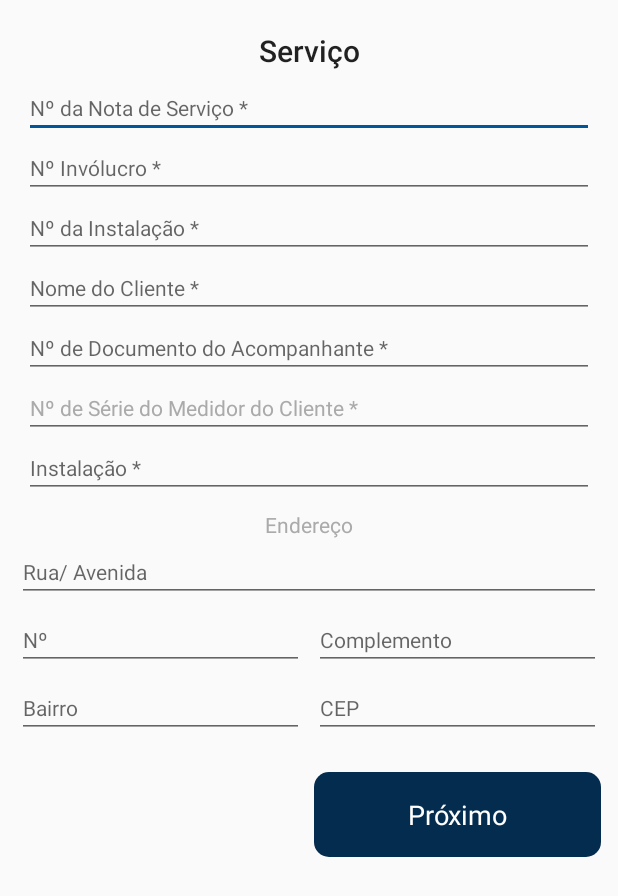
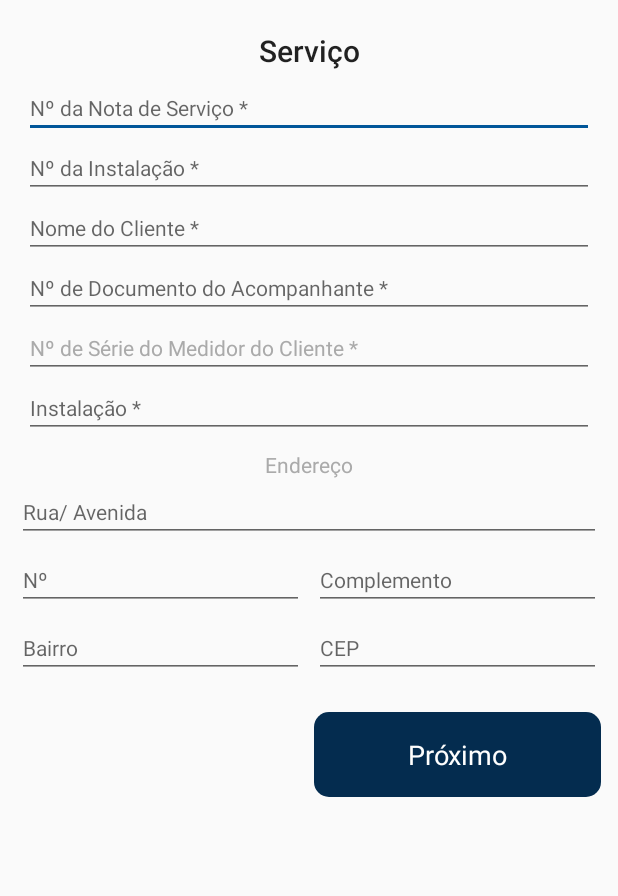
Before and after one commit to loraineduarte/ProjetoBalancaDePrecisao, an Android app: the ServicoActivity screen opened directly, with no data from a screen before it, on a phone screen of 412 x 824 dp. Shown: the top 896 px of the screen. Run offline under Robolectric (Android 15) with nearby library versions, the phone set to English and light mode, and no system bars; libraries missing offline, so code that uses them is left out: com.orhanobut.hawk; 2 statements that could not run were skipped.

```diff
--- a/app/src/main/java/com/memtpadraomonofasico/apppadromonofsico/Atividades/RelatorioVerificacao/ServicoActivity.java
+++ b/app/src/main/java/com/memtpadraomonofasico/apppadromonofsico/Atividades/RelatorioVerificacao/ServicoActivity.java
@@ -15,7 +15,7 @@ import com.orhanobut.hawk.NoEncryption;
 
 public class ServicoActivity extends AppCompatActivity {
 
-    private EditText numSerie, instalacao, numNotaServico, numInvolucro, numInstalacao, NomeCliente, NumDocumentoCliente, Rua, Numero, Complemento, Bairro, CEP;
+    private EditText numSerie, instalacao, numNotaServico, numInstalacao, NomeCliente, NumDocumentoCliente, Rua, Numero, Complemento, Bairro, CEP;
 
     @Override
     protected void onCreate(Bundle savedInstanceState) {
@@ -29,7 +29,6 @@ public class ServicoActivity extends AppCompatActivity {
         numSerie = findViewById(R.id.numSerie);
         instalacao = findViewById(R.id.Instalacao);
         numNotaServico = findViewById( R.id.NumNotaServico );
-        numInvolucro = findViewById( R.id.numInvolucro );
         numInstalacao = findViewById( R.id.NumInstalacao );
         NomeCliente = findViewById( R.id.NomeCliente );
         NumDocumentoCliente = findViewById( R.id.NumDocumentoCliente );
@@ -48,7 +47,7 @@ public class ServicoActivity extends AppCompatActivity {
                 Hawk.delete("NumeroSerieMedidor");
                 Hawk.delete("InstalacaoMedidor");
                 Hawk.delete("NumeroNotaServico");
-                Hawk.delete("NumeroInvolucro");
+
                 Hawk.delete("NumeroInstalacaoServico");
                 Hawk.delete("NomeClienteServico");
                 Hawk.delete("NumDocumentoCliente");
@@ -58,7 +57,7 @@ public class ServicoActivity extends AppCompatActivity {
                 Hawk.delete("BairroCliente");
                 Hawk.delete("CepCliente");
 
-                if ((numSerie.getText().length() == 0) || (instalacao.getText().length() == 0) || numNotaServico.getText().toString().isEmpty() || numInvolucro.getText().toString().isEmpty() || numInstalacao.getText().toString().isEmpty() ||
+                if ((numSerie.getText().length() == 0) || (instalacao.getText().length() == 0) || numNotaServico.getText().toString().isEmpty() || numInstalacao.getText().toString().isEmpty() ||
                         NomeCliente.getText().toString().isEmpty() || NumDocumentoCliente.getText().toString().isEmpty() ){
                     Toast.makeText(getApplicationContext(), "Sessão incompleta - Campo em Branco! ", Toast.LENGTH_LONG).show();
 
@@ -67,7 +66,7 @@ public class ServicoActivity extends AppCompatActivity {
                     Hawk.put("NumeroSerieMedidor", String.valueOf(numSerie.getText()));
                     Hawk.put("InstalacaoMedidor", String.valueOf(instalacao.getText()));
                     Hawk.put("NumeroNotaServico",String.valueOf(numNotaServico.getText()));
-                    Hawk.put("NumeroInvolucro",String.valueOf(numInvolucro.getText()));
+
                     Hawk.put("NumeroInstalacaoServico", String.valueOf(numInstalacao.getText()));
                     Hawk.put("NomeClienteServico", String.valueOf(NomeCliente.getText()));
                     Hawk.put("NumDocumentoCliente", String.valueOf(NumDocumentoCliente.getText()));
@@ -96,7 +95,6 @@ public class ServicoActivity extends AppCompatActivity {
         savedInstanceState.putCharSequence("NumeroSerieMedidor", String.valueOf(numSerie.getText()));
         savedInstanceState.putCharSequence("InstalacaoMedidor", String.valueOf(instalacao.getText()));
         savedInstanceState.putCharSequence("NumNotaServico", String.valueOf(numNotaServico.getText()));
-        savedInstanceState.putCharSequence("numInvolucro", String.valueOf(numInvolucro.getText()));
         savedInstanceState.putCharSequence("NumInstalacao", String.valueOf(numInstalacao.getText()));
         savedInstanceState.putCharSequence("NomeCliente", String.valueOf(NomeCliente.getText()));
         savedInstanceState.putCharSequence("NumDocumentoCliente", String.valueOf(NumDocumentoCliente.getText()));
--- a/app/src/main/res/layout/activity_servico.xml
+++ b/app/src/main/res/layout/activity_servico.xml
@@ -51,7 +51,7 @@
         android:textColorLink="@android:color/black"
         app:layout_constraintEnd_toEndOf="parent"
         app:layout_constraintStart_toStartOf="parent"
-        app:layout_constraintTop_toBottomOf="@+id/numInvolucro" />
+        app:layout_constraintTop_toBottomOf="@+id/NumNotaServico" />
 
     <EditText
         android:id="@+id/NomeCliente"
@@ -137,21 +137,6 @@
         app:layout_constraintEnd_toEndOf="parent"
         app:layout_constraintStart_toStartOf="parent"
         app:layout_constraintTop_toBottomOf="@+id/numSerie" />
-
-
-    <EditText
-        android:id="@+id/numInvolucro"
-        android:layout_width="0dp"
-        android:layout_height="wrap_content"
-        android:layout_marginEnd="16dp"
-        android:layout_marginStart="16dp"
-        android:ems="10"
-        android:hint="@string/n_inv_lucro"
-        android:inputType="textPersonName"
-        android:textAppearance="@style/TextAppearance.AppCompat.Small"
-        app:layout_constraintEnd_toEndOf="parent"
-        app:layout_constraintStart_toStartOf="parent"
-        app:layout_constraintTop_toBottomOf="@+id/NumNotaServico" />
 
 
     <LinearLayout
```
Also changed, not shown: app/src/main/java/com/memtpadraomonofasico/apppadromonofsico/Atividades/RelatorioVerificacao/ResultadosFinaisActivity.java (+12 -5 lines), app/src/main/res/layout/activity_resultados_finais.xml (+16 -2 lines).
